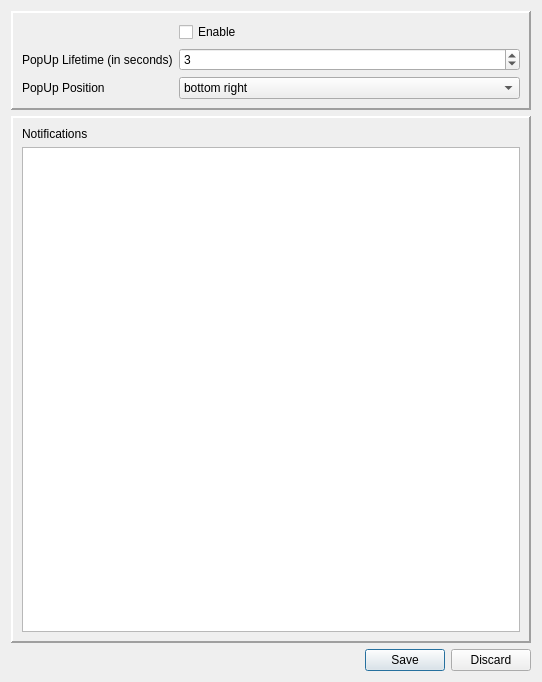
Before: the Qt Designer form src/_res/notification_system/ns_settings.ui in FAForever/client, drawn with Qt 5.
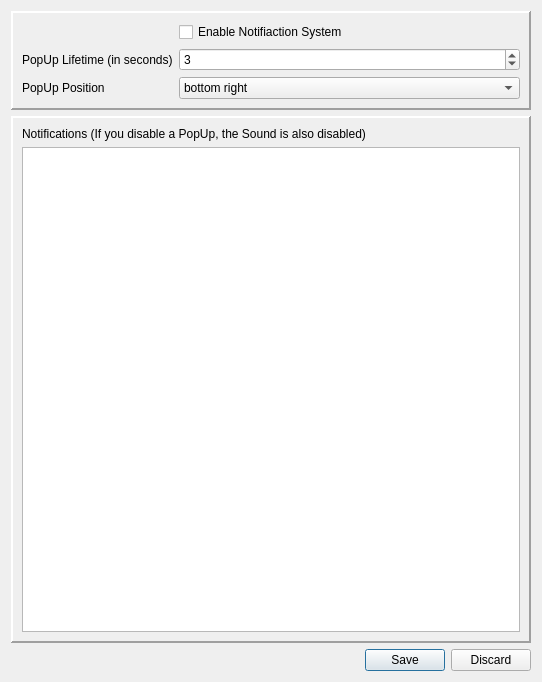
After: the same form once the commit is applied.

Commit message: implement settings dialog for notifcations fix typo restrucure classes

What changed in the file:
```diff
--- a/src/_res/notification_system/ns_settings.ui
+++ b/src/_res/notification_system/ns_settings.ui
@@ -62,7 +62,7 @@
       <item row="0" column="1">
        <widget class="QCheckBox" name="nsEnabled">
         <property name="text">
-         <string>Enable</string>
+         <string>Enable Notifiaction System</string>
         </property>
        </widget>
       </item>
@@ -84,7 +84,7 @@
       <item>
        <widget class="QLabel" name="label">
         <property name="text">
-         <string>Notifications</string>
+         <string>Notifications (If you disable a PopUp, the Sound is also disabled)</string>
         </property>
        </widget>
       </item>
```
Left out of the diff: 12 changed lines with no effect on the pictures. The commit also changes 7 other files.
